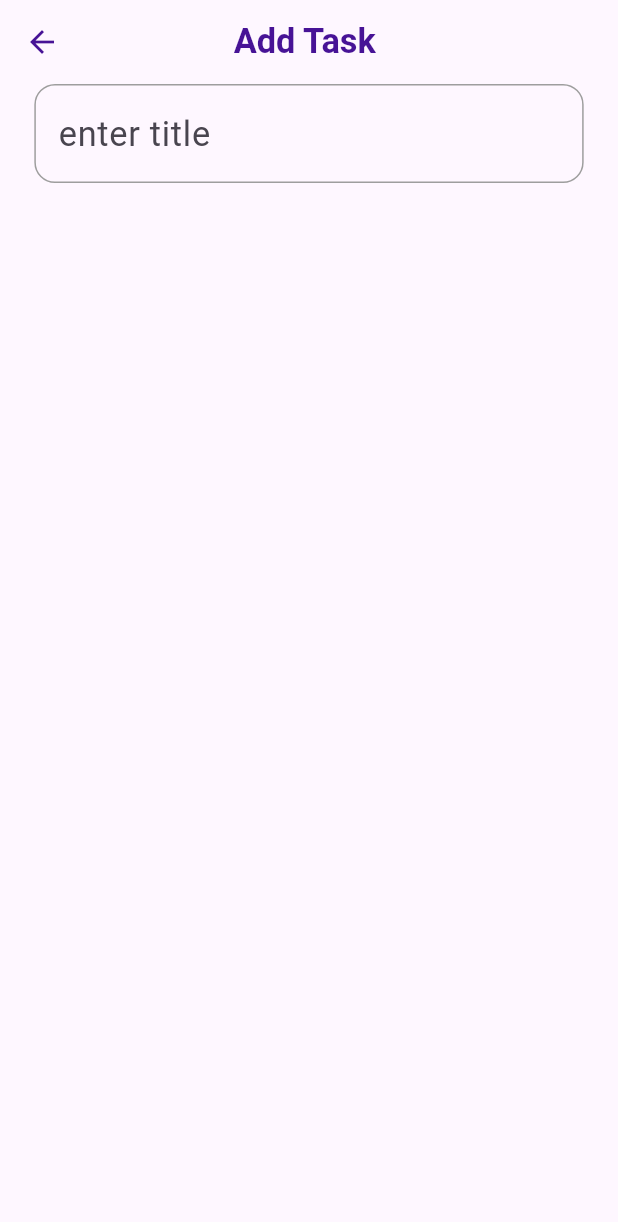
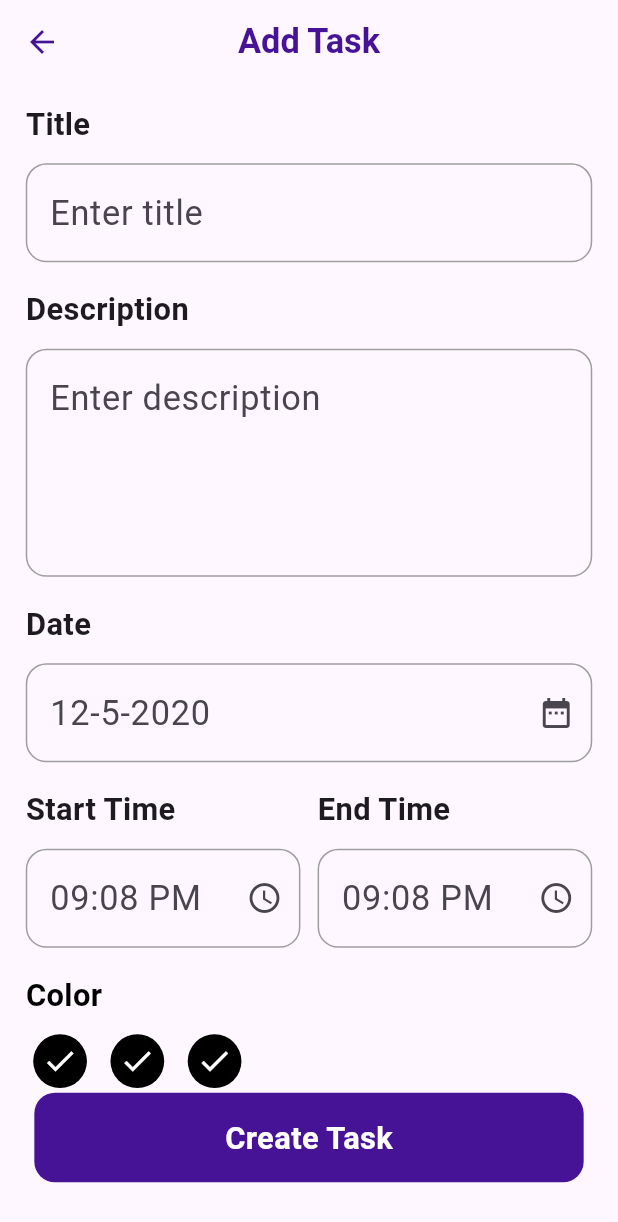
Before and after one commit to MohamedKhaled1151/Taskati_App, a Flutter app: the AddTask screen opened directly, on a phone screen of 412 x 824 dp. Shown: the top 1222 px of the screen. Run offline on Flutter 3.47's test engine with Material 3 defaults, Android fonts, the phone set to English and light mode, and no system bars; our stand-ins replace flutter_screenutil.

Commit message:
finish Ui screan add_task

```diff
--- a/lib/features/add_task/add_task.dart
+++ b/lib/features/add_task/add_task.dart
@@ -1,9 +1,9 @@
-
-
 import 'package:flutter/material.dart';
 import 'package:flutter/services.dart';
 import 'package:flutter_screenutil/flutter_screenutil.dart';
 import 'package:taskati/core/thems/app_colors.dart';
+import 'package:taskati/features/add_task/widgets/select_color.dart';
+import 'package:taskati/features/add_task/widgets/text_form_filed_with_titlt.dart';
 
 class AddTask extends StatelessWidget {
   const AddTask({super.key});
@@ -11,42 +11,79 @@ class AddTask extends StatelessWidget {
   @override
   Widget build(BuildContext context) {
     return Scaffold(
-       appBar: AppBar(
-         iconTheme:IconThemeData(
-          color: AppColors.mianColors ,
-           weight:50.sp,
-         ),
+      bottomNavigationBar: Container(
+        alignment: Alignment.center,
+        margin: EdgeInsets.only(left: 20.w,right: 20.w,bottom:30.h ),
+        height: 50.h,
+        decoration: BoxDecoration(
+          color: AppColors.mianColors,
+          borderRadius: BorderRadius.circular(12.r),
+        ),
+        child: Text("Create Task",style: TextStyle(
+          fontWeight: FontWeight.bold,
+          fontSize: 18.sp,
+          color: Colors.white,
+        ),),
+      ) ,
+      appBar: AppBar(
+        iconTheme: IconThemeData(
+          color: AppColors.mianColors,
+          weight: 50.sp,
+        ),
         centerTitle: true,
-        title: Text("Add Task ",style:TextStyle(
-          fontSize:20.sp,
-          fontWeight:FontWeight.bold,
-          color: AppColors.mianColors
-        ) ,),
-       ),
-      body: Padding(
-        padding:  EdgeInsets.symmetric(horizontal: 20.w,),
-        child: Column(
-          children: [
-            TextFormField(
-              decoration: InputDecoration(
-                border: OutlineInputBorder(
-                  borderRadius: BorderRadius.circular(12.r),
+        title: Text(
+          "Add Task",
+          style: TextStyle(
+            fontSize: 20.sp,
+            fontWeight: FontWeight.bold,
+            color: AppColors.mianColors,
+          ),
+        ),
+      ),
+      body: SafeArea(
+        child: SingleChildScrollView(
+          child: Padding(
+            padding: EdgeInsets.symmetric(horizontal: 15.w, vertical: 10.h),
+            child: Column(spacing:14.h,
+              crossAxisAlignment: CrossAxisAlignment.start,
+              children: [
+                TextFormFiledWithTitlt(
+                  title: "Title",
+                  hintText: "Enter title",
                 ),
-                enabledBorder: OutlineInputBorder(
-                  borderSide: BorderSide(color: Colors.grey),
-                  borderRadius: BorderRadius.circular(12.r),
+                TextFormFiledWithTitlt(
+                  title: "Description",
+                  hintText: "Enter description",
+                  maxLine: 5,
                 ),
-                focusedBorder: OutlineInputBorder(
-                  borderSide: BorderSide(color: AppColors.mianColors, width: 2),
-                  borderRadius: BorderRadius.circular(12.r),
+                TextFormFiledWithTitlt(
+                  title: "Date",
+                  hintText: "12-5-2020",
+                  suffixIcon: Icon(Icons.date_range),
                 ),
-                hintText: "enter title",
-                hintStyle: TextStyle(
-                  fontSize: 20.sp,
+                Row(
+                  children: [
+                    Expanded(
+                      child: TextFormFiledWithTitlt(
+                        title: "Start Time",
+                        hintText: "09:08 PM",
+                        suffixIcon: Icon(Icons.access_time),
+                      ),
+                    ),
+                    SizedBox(width: 10.w),
+                    Expanded(
+                      child: TextFormFiledWithTitlt(
+                        title: "End Time",
+                        hintText: "09:08 PM",
+                        suffixIcon: Icon(Icons.access_time),
+                      ),
+                    ),
+                  ],
                 ),
-              ),
+                SelectColor(),
+              ],
             ),
-          ],
+          ),
         ),
       ),
     );
--- /dev/null
+++ b/lib/features/add_task/widgets/select_color.dart
@@ -0,0 +1,40 @@
+
+
+
+ import 'package:flutter/material.dart';
+import 'package:flutter_screenutil/flutter_screenutil.dart';
+
+class SelectColor extends StatelessWidget {
+  final Color ?selectColor;
+   const SelectColor({super.key,  this.selectColor});
+
+   @override
+   Widget build(BuildContext context) {
+     return Column(
+       crossAxisAlignment: CrossAxisAlignment.start,
+       children: [
+         Text("Color",style: TextStyle(
+           fontSize:18.sp,
+           fontWeight: FontWeight.bold,
+           color:Colors.black
+         ),),
+         SizedBox(height: 10.h,),
+       SizedBox( height: 30.h,
+         child: ListView.separated
+         (   scrollDirection: Axis.horizontal,
+           itemCount:3,
+         itemBuilder:(context,index){
+         return CircleAvatar(
+           backgroundColor:Colors.black,
+           radius:20.r,
+           child: Icon(
+             Icons.check,
+             color:Colors.white,
+           ),
+         );}, separatorBuilder: (context,index)=>SizedBox(width: 5.w,),
+         ),
+       )
+       ],
+     );
+   }
+ }
--- /dev/null
+++ b/lib/features/add_task/widgets/text_form_filed_with_titlt.dart
@@ -0,0 +1,48 @@
+import 'package:flutter/material.dart';
+import 'package:flutter_screenutil/flutter_screenutil.dart';
+
+import '../../../core/thems/app_colors.dart';
+
+class TextFormFiledWithTitlt extends StatelessWidget {
+  final String title;
+  final String hintText;
+  final int maxLine ;
+  final Icon?suffixIcon;
+  const TextFormFiledWithTitlt({super.key, required this.title, required this.hintText,  this.maxLine=1, this.suffixIcon});
+
+  @override
+  Widget build(BuildContext context) {
+    return Column(
+      crossAxisAlignment: CrossAxisAlignment.start,
+      children: [
+        Text(title,style: TextStyle(
+          fontWeight: FontWeight.bold,
+          fontSize: 18.sp,
+        ),),
+        SizedBox(height: 10.h,),
+        TextFormField(
+          decoration: InputDecoration(
+            suffixIcon:suffixIcon,
+            border: OutlineInputBorder(
+              borderRadius: BorderRadius.circular(12.r),
+            ),
+            enabledBorder: OutlineInputBorder(
+              borderSide: BorderSide(color: Colors.grey),
+              borderRadius: BorderRadius.circular(12.r),
+            ),
+            focusedBorder: OutlineInputBorder(
+              borderSide: BorderSide(color: AppColors.mianColors, width: 2),
+              borderRadius: BorderRadius.circular(12.r),
+            ),
+            hintText: hintText,
+            hintStyle: TextStyle(
+              fontSize: 20.sp,
+            ),
+          ),
+          maxLines: maxLine,
+
+        ),
+      ],
+    );
+  }
+}
```
